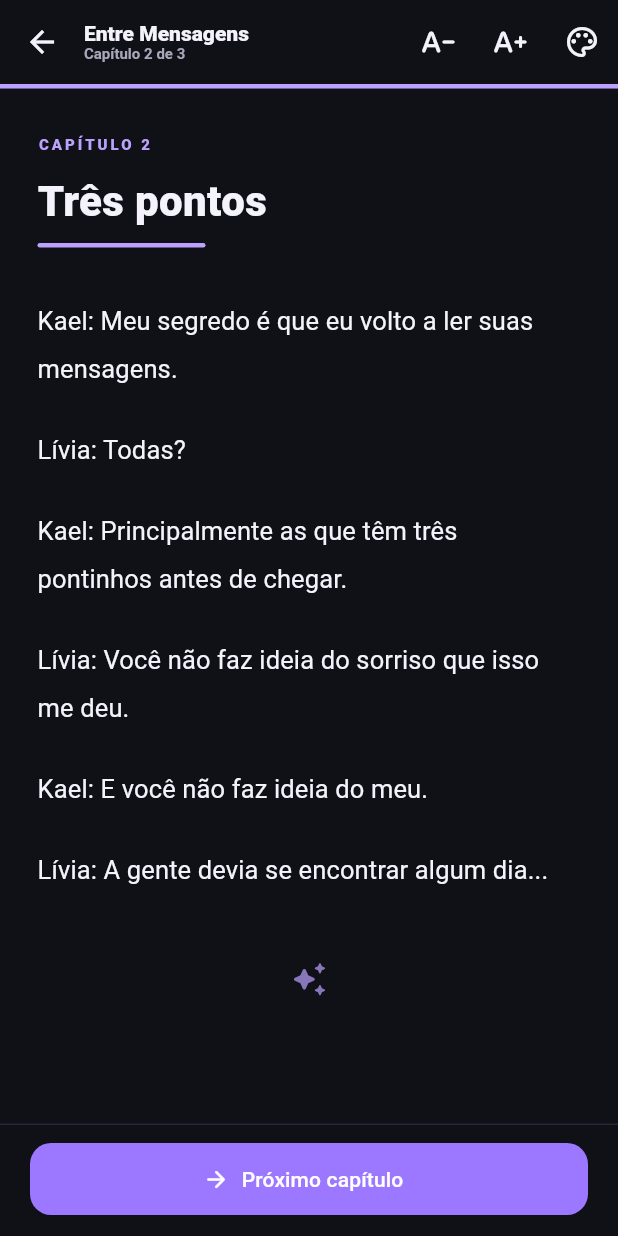
After one commit to Gabriel-saantos/fan, a Flutter app: the ChapterReaderPage screen opened directly with sample values from the repository, scrolled down 273 dp, after a tap on "Próximo capítulo", on a phone screen of 412 x 824 dp. The commit adds this screen. Run offline on Flutter 3.47's test engine with Material 3 defaults, Android fonts, the phone set to English and light mode, and no system bars; our stand-ins replace cloud_firestore, firebase_auth, firebase_core, firebase_storage, image_picker, shared_preferences; accounts and stored records are empty.

Commit message:
Fix missing FanChapter model and chapter reader progress support

```diff
--- a/lib/data/fan_store.dart
+++ b/lib/data/fan_store.dart
@@ -224,9 +224,12 @@ class FanStore extends ChangeNotifier {
     }
     _notify();
   }
-  Future<void> updateLibrary(String storyId, {bool? saved, bool? liked, int? episodeIndex}) async {
+  Future<void> updateLibrary(String storyId, {bool? saved, bool? liked, int? episodeIndex, double? chapterProgress}) async {
     await _saveLibrary(storyId, libraryOf(storyId).copyWith(saved: saved, liked: liked,
-      started: episodeIndex != null ? true : null, episodeIndex: episodeIndex));
+      started: episodeIndex != null || chapterProgress != null ? true : null,
+      episodeIndex: chapterProgress == null ? episodeIndex : null,
+      chapterIndex: chapterProgress == null ? null : episodeIndex,
+      chapterProgress: chapterProgress?.clamp(0, 1).toDouble()));
   }
   Future<void> saveReading(String storyId, String episodeId, int visibleCount,
     Map<String, String> answers, {int? completedEpisodes, bool? completed}) async {
@@ -237,6 +240,19 @@ class FanStore extends ChangeNotifier {
       episodeIndex: completedEpisodes == null ? previousCount :
         (completedEpisodes > previousCount ? completedEpisodes : previousCount), completed: completed));
   }
+  Future<void> saveChapterReading(String storyId, {required int chapterIndex,
+    required double chapterProgress, int? completedEpisodes, bool completed = false}) async {
+    if (chapterIndex < 0 || chapterIndex >= 50 || !chapterProgress.isFinite) {
+      throw StateError('Posição do capítulo inválida.');
+    }
+    final old = libraryOf(storyId);
+    final previousCount = old.completed && !completed ? 0 : old.episodeIndex;
+    await _saveLibrary(storyId, old.copyWith(started: true, completed: completed,
+      chapterIndex: chapterIndex, chapterProgress: chapterProgress.clamp(0, 1).toDouble(),
+      episodeIndex: completedEpisodes == null ? previousCount :
+        (completedEpisodes > previousCount ? completedEpisodes : previousCount)));
+  }
+
   Future<void> toggleFollow(String authorId) async {
     _requireLogin(); if (authorId == uid) throw StateError('Você já é o autor desta história.');
     final followed = _following.contains(authorId);
@@ -257,6 +273,19 @@ class FanStore extends ChangeNotifier {
       .collection('episodes').orderBy('order').get();
     if (docs.docs.isEmpty && demoEpisodes.containsKey(storyId)) return List.of(demoEpisodes[storyId]!);
     return docs.docs.map((e) => FanEpisode.fromMap(e.id, e.data())).toList();
+  }
+
+  Future<List<FanChapter>> loadChapters(String storyId) async {
+    if (!firebaseEnabled || storyById(storyId)?.isDemo == true) {
+      return (await loadEpisodes(storyId)).map(FanChapter.fromEpisode).toList();
+    }
+    // Uses the existing episode collection, preserving IDs and ordering.
+    final docs = await FirebaseFirestore.instance.collection('stories').doc(storyId)
+      .collection('episodes').orderBy('order').get();
+    if (docs.docs.isEmpty && demoEpisodes.containsKey(storyId)) {
+      return demoEpisodes[storyId]!.map(FanChapter.fromEpisode).toList();
+    }
+    return docs.docs.map((d) => FanChapter.fromMap(d.id, d.data())).toList();
   }
 
   Future<String> uploadCover(Uint8List bytes) async {
--- a/lib/models/fan_models.dart
+++ b/lib/models/fan_models.dart
@@ -71,31 +71,66 @@ class FanEpisode {
     'lines': lines.map((l) => l.toMap()).toList()};
 }
 
+/// Text chapter, or an explicitly labelled transcript of a chat episode.
+class FanChapter {
+  final String id, title;
+  final int order;
+  final List<String> paragraphs;
+  const FanChapter({required this.id, required this.title, required this.order,
+    required this.paragraphs});
+  factory FanChapter.fromMap(String id, Map<String, dynamic> json) {
+    final raw = json['paragraphs'];
+    if (raw is List || json['content'] is String) {
+      final text = raw is List ? raw.map((p) => '$p').toList()
+        : (json['content'] as String).split(RegExp(r'\n\s*\n'));
+      return FanChapter(id: id, title: '${json['title'] ?? 'Capítulo'}',
+        order: (json['order'] as num?)?.toInt() ?? 0,
+        paragraphs: text.map((p) => p.trim()).where((p) => p.isNotEmpty).toList());
+    }
+    return FanChapter.fromEpisode(FanEpisode.fromMap(id, json));
+  }
+  factory FanChapter.fromEpisode(FanEpisode episode) => FanChapter(
+    id: episode.id, title: episode.title, order: episode.order,
+    paragraphs: episode.lines.map((line) {
+      final text = line.speaker == 'Narrador' ? line.text : '${line.speaker}: ${line.text}';
+      return '${line.requires == null ? '' : '[Se a resposta for “${line.requires}”]\n'}$text'
+        '${line.options.isEmpty ? '' : '\nRespostas possíveis: ${line.options.join(' / ')}'}';
+    }).toList());
+  Map<String, dynamic> toMap() => {'title': title, 'order': order, 'paragraphs': paragraphs};
+}
+
 class LibraryState {
   final bool saved, liked, started, completed;
   /// Number of completed episodes. Kept compatible with the original schema.
   final int episodeIndex;
+  final int chapterIndex;
+  final double chapterProgress;
   final String currentEpisodeId;
   final int visibleCount;
   final Map<String, String> answers;
   const LibraryState({this.saved = false, this.liked = false, this.started = false,
     this.completed = false, this.episodeIndex = 0, this.currentEpisodeId = '',
+    this.chapterIndex = 0, this.chapterProgress = 0,
     this.visibleCount = 0, this.answers = const {}});
   LibraryState copyWith({bool? saved, bool? liked, bool? started, bool? completed,
-    int? episodeIndex, String? currentEpisodeId, int? visibleCount,
+    int? episodeIndex, int? chapterIndex, double? chapterProgress, String? currentEpisodeId, int? visibleCount,
     Map<String, String>? answers}) => LibraryState(saved: saved ?? this.saved,
     liked: liked ?? this.liked, started: started ?? this.started,
     completed: completed ?? this.completed, episodeIndex: episodeIndex ?? this.episodeIndex,
     currentEpisodeId: currentEpisodeId ?? this.currentEpisodeId,
+    chapterIndex: chapterIndex ?? this.chapterIndex, chapterProgress: chapterProgress ?? this.chapterProgress,
     visibleCount: visibleCount ?? this.visibleCount, answers: answers ?? this.answers);
   factory LibraryState.fromMap(Map<String, dynamic> json) => LibraryState(
     saved: json['saved'] == true, liked: json['liked'] == true,
     started: json['started'] == true || ((json['episodeIndex'] as num?) ?? 0) > 0,
     completed: json['completed'] == true, episodeIndex: (json['episodeIndex'] as num?)?.toInt() ?? 0,
     currentEpisodeId: '${json['currentEpisodeId'] ?? ''}',
+    chapterIndex: (json['chapterIndex'] as num?)?.toInt() ?? 0,
+    chapterProgress: ((json['chapterProgress'] as num?)?.toDouble() ?? 0).clamp(0, 1).toDouble(),
     visibleCount: (json['visibleCount'] as num?)?.toInt() ?? 0,
     answers: (json['answers'] as Map? ?? {}).map((k, v) => MapEntry('$k', '$v')));
   Map<String, dynamic> toMap() => {'saved': saved, 'liked': liked, 'started': started,
     'completed': completed, 'episodeIndex': episodeIndex,
+    'chapterIndex': chapterIndex, 'chapterProgress': chapterProgress,
     'currentEpisodeId': currentEpisodeId, 'visibleCount': visibleCount, 'answers': answers};
 }
--- /dev/null
+++ b/lib/ui/pages/chapter_reader_page.dart
@@ -0,0 +1,250 @@
+import 'dart:async';
+import 'package:flutter/material.dart';
+import '../../core/scope.dart';
+import '../../core/theme.dart';
+import '../../data/fan_store.dart';
+import '../../models/fan_models.dart';
+import '../widgets/fan_widgets.dart';
+
+/// Text reader with typography controls and persisted per-chapter progress.
+class ChapterReaderPage extends StatefulWidget {
+  const ChapterReaderPage({super.key, required this.story, this.startIndex});
+  final FanStory story;
+  final int? startIndex;
+
+  @override
+  State<ChapterReaderPage> createState() => _ChapterReaderPageState();
+}
+
+class _ChapterReaderPageState extends State<ChapterReaderPage> {
+  final ScrollController _scroll = ScrollController();
+  late FanStore _store;
+  List<FanChapter>? _chapters;
+  String? _error;
+  late int _index;
+  bool _loaded = false;
+  bool _restoringScroll = false;
+  double _progress = 0;
+  double _fontSize = 17;
+  String _theme = 'dark';
+  Timer? _debounce;
+  bool _switching = false;
+  String? _saveError;
+  Future<void> _writes = Future.value();
+
+  FanChapter? get _current => _chapters == null || _chapters!.isEmpty
+      ? null : _chapters![_index];
+  Color get _paper => switch (_theme) {
+    'sepia' => const Color(0xFFF2E8D6),
+    'light' => const Color(0xFFFAF9F6),
+    _ => FanColors.background,
+  };
+  Color get _ink => _theme == 'dark' ? FanColors.ink : const Color(0xFF29202B);
+  Color get _secondary => _theme == 'dark' ? FanColors.muted : const Color(0xFF746B76);
+
+  @override
+  void initState() {
+    super.initState();
+    _index = widget.startIndex ?? 0;
+    _scroll.addListener(_onScroll);
+  }
+
+  @override
+  void didChangeDependencies() {
+    super.didChangeDependencies();
+    _store = FanScope.of(context);
+    if (!_loaded) {
+      _loaded = true;
+      _load();
+    }
+  }
+
+  Future<void> _load() async {
+    try {
+      final chapters = await _store.loadChapters(widget.story.id);
+      if (!mounted) return;
+      final saved = _store.libraryOf(widget.story.id);
+      final target = widget.startIndex ?? (saved.completed ? 0 : saved.chapterIndex);
+      setState(() {
+        _error = null;
+        _chapters = chapters;
+        _index = chapters.isEmpty ? 0 : target.clamp(0, chapters.length - 1).toInt();
+        _progress = !saved.completed && saved.chapterIndex == _index ? saved.chapterProgress : 0;
+      });
+      _restoringScroll = true;
+      WidgetsBinding.instance.addPostFrameCallback((_) {
+        if (!mounted) return;
+        if (_scroll.hasClients) {
+          _scroll.jumpTo(_scroll.position.maxScrollExtent * _progress);
+        }
+        _restoringScroll = false;
+        _onScroll();
+      });
+    } catch (error) {
+      if (mounted) setState(() => _error = fanError(error));
+    }
+  }
+
+  void _onScroll() {
+    if (!_scroll.hasClients || _restoringScroll || _current == null) return;
+    final max = _scroll.position.maxScrollExtent;
+    final percent = max <= 0 ? 1.0 : (_scroll.offset / max).clamp(0.0, 1.0).toDouble();
+    if ((_progress - percent).abs() > 0.005 && mounted) {
+      setState(() => _progress = percent);
+    }
+    _debounce?.cancel();
+    _debounce = Timer(const Duration(milliseconds: 900), _saveScroll);
+  }
+
+  Future<void> _saveScroll() {
+    if (!_loaded || !_store.signedIn || _current == null || _switching) return Future.value();
+    final index = _index, progress = _progress;
+    _writes = _writes.then((_) => _store.saveChapterReading(widget.story.id,
+      chapterIndex: index, chapterProgress: progress)).then((_) {
+        if (mounted && _saveError != null) setState(() => _saveError = null);
+      }).catchError((Object _) {
+        if (mounted) setState(() => _saveError = 'Não foi possível salvar a posição. Tente novamente.');
+      });
+    return _writes;
+  }
+
+  Future<void> _nextChapter() async {
+    if (_switching || _current == null) return;
+    _debounce?.cancel();
+    setState(() => _switching = true);
+    final last = _index + 1 >= _chapters!.length;
+    try {
+      await _writes;
+      if (_store.signedIn) {
+        await _store.saveChapterReading(widget.story.id,
+          chapterIndex: last ? _index : _index + 1, chapterProgress: last ? 1 : 0,
+          completedEpisodes: _index + 1, completed: last);
+      }
+      if (!mounted) return;
+      if (last) {
+        await showDialog<void>(context: context, builder: (dialogContext) => AlertDialog(
+          title: const Text('Leitura concluída 💜'),
+          content: const Text('Você terminou todos os capítulos publicados!'),
+          actions: [TextButton(onPressed: () => Navigator.pop(dialogContext),
+            child: const Text('Voltar à história'))],
+        ));
+        if (mounted) Navigator.pop(context);
+      } else {
+        setState(() { _index++; _progress = 0; _switching = false; });
+        _restoringScroll = true;
+        WidgetsBinding.instance.addPostFrameCallback((_) {
+          if (!mounted) return;
+          if (_scroll.hasClients) _scroll.jumpTo(0);
+          _restoringScroll = false;
+          _onScroll();
+        });
+      }
+    } catch (error) {
+      if (mounted) { setState(() => _switching = false); fanMessage(context, fanError(error)); }
+    }
+  }
+
+  @override
+  void dispose() {
+    _debounce?.cancel();
+    _saveScroll();
+    _scroll.dispose();
+    super.dispose();
+  }
+
+  @override
+  Widget build(BuildContext context) {
+    final chapter = _current;
+    final accent = _theme == 'dark' ? FanColors.orchid : const Color(0xFF8244AB);
+    return Scaffold(
+      backgroundColor: _paper,
+      appBar: AppBar(
+        backgroundColor: _paper,
+        foregroundColor: _ink,
+        titleSpacing: 0,
+        title: Column(crossAxisAlignment: CrossAxisAlignment.start, children: [
+          Text(widget.story.title, maxLines: 1, overflow: TextOverflow.ellipsis,
+            style: TextStyle(color: _ink, fontSize: 14, fontWeight: FontWeight.w800)),
+          Text(chapter == null ? 'Carregando...' : 'Capítulo ${_index + 1} de ${_chapters!.length}',
+            style: TextStyle(color: _secondary, fontSize: 10)),
+        ]),
+        actions: [
+          IconButton(tooltip: 'Diminuir fonte', icon: const Icon(Icons.text_decrease_rounded),
+            onPressed: () => setState(() => _fontSize = (_fontSize - 1).clamp(14, 25).toDouble())),
+          IconButton(tooltip: 'Aumentar fonte', icon: const Icon(Icons.text_increase_rounded),
+            onPressed: () => setState(() => _fontSize = (_fontSize + 1).clamp(14, 25).toDouble())),
+          PopupMenuButton<String>(
+            tooltip: 'Tema da leitura',
+            icon: const Icon(Icons.palette_outlined),
+            onSelected: (theme) => setState(() => _theme = theme),
+            itemBuilder: (context) => const [
+              PopupMenuItem(value: 'dark', child: Text('Escuro')),
+              PopupMenuItem(value: 'sepia', child: Text('Sépia')),
+              PopupMenuItem(value: 'light', child: Text('Claro')),
+            ],
+          ),
+        ],
+        bottom: PreferredSize(preferredSize: const Size.fromHeight(3),
+          child: LinearProgressIndicator(value: _progress, minHeight: 3,
+            color: accent, backgroundColor: accent.withValues(alpha: 0.15))),
+      ),
+      body: Center(child: ConstrainedBox(
+        constraints: const BoxConstraints(maxWidth: 760),
+        child: chapter == null
+            ? Center(child: _error != null
+                ? Padding(padding: const EdgeInsets.all(24), child: FanEmptyState(
+                    icon: Icons.wifi_off_rounded, title: 'Não foi possível abrir este capítulo.',
+                    message: _error!, actionLabel: 'Tentar novamente', onAction: _load))
+                : _chapters != null && _chapters!.isEmpty
+                    ? const Text('Nenhum capítulo disponível ainda.')
+                    : const CircularProgressIndicator())
+            : Column(children: [
+                Expanded(child: SingleChildScrollView(
+                  controller: _scroll,
+                  padding: const EdgeInsets.fromLTRB(25, 30, 25, 35),
+                  child: Column(crossAxisAlignment: CrossAxisAlignment.stretch, children: [
+                    Text('CAPÍTULO ${_index + 1}', style: TextStyle(
+                      fontSize: 10, letterSpacing: 2, color: accent,
+                      fontWeight: FontWeight.w800)),
+                    const SizedBox(height: 13),
+                    Text(chapter.title, style: TextStyle(
+                      fontSize: 28, color: _ink, fontWeight: FontWeight.w900, height: 1.25)),
+                    const SizedBox(height: 10),
+                    Container(width: 46, height: 3, margin: const EdgeInsets.only(right: 250),
+                      decoration: BoxDecoration(color: accent, borderRadius: BorderRadius.circular(6))),
+                    const SizedBox(height: 33),
+                    ...chapter.paragraphs.map((paragraph) => Padding(
+                      padding: const EdgeInsets.only(bottom: 22),
+                      child: SelectableText(paragraph, textAlign: TextAlign.start,
+                        style: TextStyle(fontSize: _fontSize, height: 1.87,
+                          color: _ink, letterSpacing: 0.1)),
+                    )),
+                    const SizedBox(height: 22),
+                    Center(child: Icon(Icons.auto_awesome_rounded,
+                      color: accent.withValues(alpha: 0.7), size: 25)),
+                  ]),
+                )),
+                if (_saveError != null) TextButton(onPressed: _saveScroll,
+                  child: Text(_saveError!, textAlign: TextAlign.center)),
+                Container(
+                  decoration: BoxDecoration(color: _paper,
+                    border: Border(top: BorderSide(color: accent.withValues(alpha: 0.15)))),
+                  padding: const EdgeInsets.fromLTRB(20, 12, 20, 14),
+                  child: SafeArea(top: false, child: SizedBox(
+                    width: double.infinity, height: 48,
+                    child: FilledButton.icon(
+                      onPressed: _switching ? null : _nextChapter,
+                      icon: const Icon(Icons.arrow_forward_rounded),
+                      label: Text(_index + 1 == _chapters!.length
+                        ? 'Concluir história' : 'Próximo capítulo'),
+                      style: FilledButton.styleFrom(backgroundColor: FanColors.purple,
+                        foregroundColor: Colors.white,
+                        shape: RoundedRectangleBorder(borderRadius: BorderRadius.circular(14))),
+                    ),
+                  )),
+                ),
+              ]),
+      )),
+    );
+  }
+}
--- a/lib/ui/pages/details_page.dart
+++ b/lib/ui/pages/details_page.dart
@@ -5,6 +5,7 @@ import '../../models/fan_models.dart';
 import '../widgets/fan_widgets.dart';
 import 'auth_page.dart';
 import 'reader_page.dart';
+import 'chapter_reader_page.dart';
 
 class DetailsPage extends StatefulWidget {
   const DetailsPage({super.key, required this.story});
@@ -90,6 +91,10 @@ class _DetailsPageState extends State<DetailsPage> {
             const SizedBox(height: 12), SizedBox(width: double.infinity, child: OutlinedButton.icon(
               onPressed: busy ? null : save, icon: Icon(state.saved ? Icons.bookmark_rounded : Icons.bookmark_outline_rounded),
               label: Text(state.saved ? 'Salvo na biblioteca' : 'Salvar na biblioteca'))),
+            if (story.episodeCount > 0) TextButton.icon(
+              onPressed: () => Navigator.push(context, MaterialPageRoute(
+                builder: (_) => ChapterReaderPage(story: story))),
+              icon: const Icon(Icons.article_outlined), label: const Text('Ler conversa em texto')),
           ]);
           return wide ? Row(crossAxisAlignment: CrossAxisAlignment.start, children: [
             artwork, const SizedBox(width: 40), Expanded(child: summary)])
```
Also changed, not shown: 3 other files.
